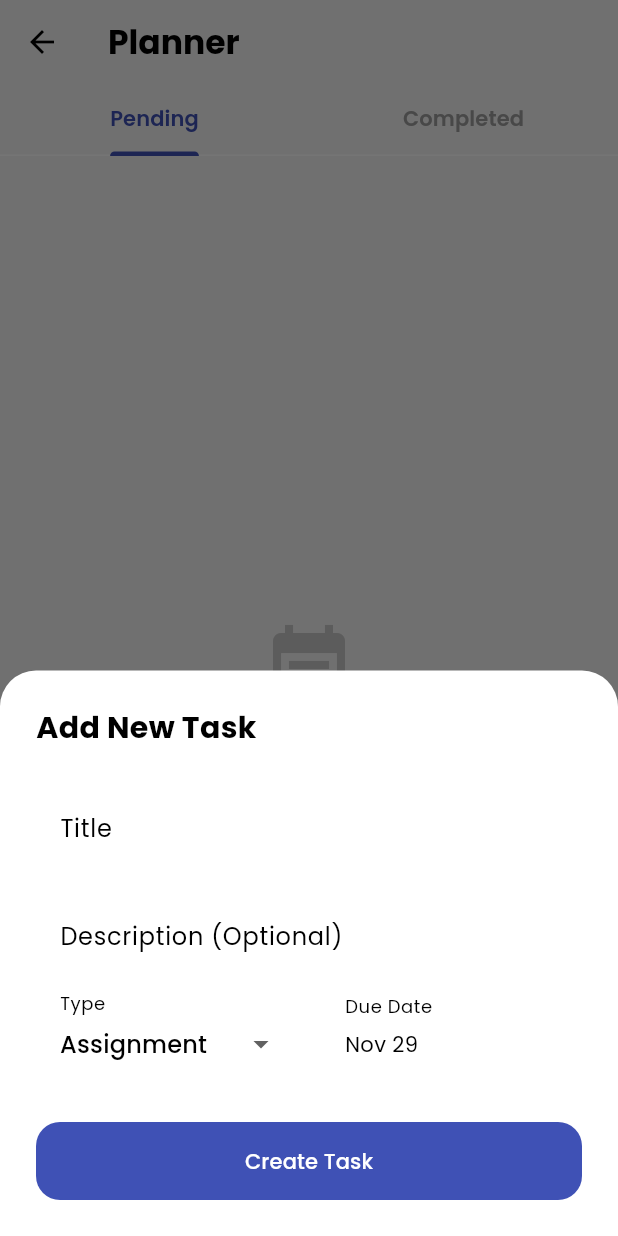
After one commit to itspriyanshhh/Attendance_Tracker_App, a Flutter app: the PlannerScreen screen opened directly, after a tap on "Add Task", on a phone screen of 412 x 824 dp. The commit adds this screen. Run offline on Flutter 3.47's test engine with Material 3 defaults, Android fonts, the phone set to English and light mode, and no system bars; our stand-ins replace cloud_firestore, firebase_auth, firebase_core, firebase_messaging, fl_chart, flutter_local_notifications and 9 more; missing offline and left inert: home_widget, razorpay_flutter; accounts and stored records are empty.

Commit message:
added planner in the app

```diff
--- /dev/null
+++ b/lib/models/planner_item.dart
@@ -0,0 +1,42 @@
+class PlannerItem {
+  String? id;
+  String title;
+  String? subjectId; // Optional link to a subject
+  String description;
+  DateTime date;
+  String type; // 'Assignment' or 'Exam'
+  bool isCompleted;
+
+  PlannerItem({
+    this.id,
+    required this.title,
+    this.subjectId,
+    this.description = '',
+    required this.date,
+    required this.type,
+    this.isCompleted = false,
+  });
+
+  Map<String, dynamic> toMap() {
+    return {
+      'title': title,
+      'subjectId': subjectId,
+      'description': description,
+      'date': date.toIso8601String(),
+      'type': type,
+      'isCompleted': isCompleted,
+    };
+  }
+
+  factory PlannerItem.fromMap(Map<String, dynamic> map) {
+    return PlannerItem(
+      id: map['id'],
+      title: map['title'] ?? '',
+      subjectId: map['subjectId'],
+      description: map['description'] ?? '',
+      date: DateTime.parse(map['date']),
+      type: map['type'] ?? 'Assignment',
+      isCompleted: map['isCompleted'] ?? false,
+    );
+  }
+}
--- /dev/null
+++ b/lib/screens/planner_screen.dart
@@ -0,0 +1,392 @@
+import 'package:attendance_management/models/planner_item.dart';
+import 'package:attendance_management/services/firestore_service.dart';
+import 'package:flutter/material.dart';
+import 'package:google_fonts/google_fonts.dart';
+import 'package:intl/intl.dart';
+
+class PlannerScreen extends StatefulWidget {
+  const PlannerScreen({super.key});
+
+  @override
+  State<PlannerScreen> createState() => _PlannerScreenState();
+}
+
+class _PlannerScreenState extends State<PlannerScreen>
+    with SingleTickerProviderStateMixin {
+  late TabController _tabController;
+  List<PlannerItem> _items = [];
+  bool _isLoading = true;
+
+  @override
+  void initState() {
+    super.initState();
+    _tabController = TabController(length: 2, vsync: this);
+    _loadItems();
+  }
+
+  Future<void> _loadItems() async {
+    setState(() => _isLoading = true);
+    try {
+      final items = await FirestoreService.instance.getPlannerItems();
+      setState(() {
+        _items = items;
+        _isLoading = false;
+      });
+    } catch (e) {
+      setState(() => _isLoading = false);
+      ScaffoldMessenger.of(
+        context,
+      ).showSnackBar(SnackBar(content: Text('Failed to load items: $e')));
+    }
+  }
+
+  @override
+  Widget build(BuildContext context) {
+    final theme = Theme.of(context);
+    final colorScheme = theme.colorScheme;
+
+    return Scaffold(
+      appBar: AppBar(
+        title: Text(
+          'Planner',
+          style: GoogleFonts.poppins(fontWeight: FontWeight.bold),
+        ),
+        bottom: TabBar(
+          controller: _tabController,
+          labelStyle: GoogleFonts.poppins(fontWeight: FontWeight.w600),
+          indicatorColor: colorScheme.primary,
+          labelColor: colorScheme.primary,
+          unselectedLabelColor: Colors.grey,
+          tabs: const [
+            Tab(text: 'Pending'),
+            Tab(text: 'Completed'),
+          ],
+        ),
+      ),
+      body: _isLoading
+          ? const Center(child: CircularProgressIndicator())
+          : TabBarView(
+              controller: _tabController,
+              children: [
+                _buildList(completed: false),
+                _buildList(completed: true),
+              ],
+            ),
+      floatingActionButton: FloatingActionButton.extended(
+        onPressed: () => _showAddEditDialog(),
+        label: Text('Add Task', style: GoogleFonts.poppins()),
+        icon: const Icon(Icons.add),
+      ),
+    );
+  }
+
+  Widget _buildList({required bool completed}) {
+    final filteredItems =
+        _items.where((i) => i.isCompleted == completed).toList()
+          ..sort((a, b) => a.date.compareTo(b.date));
+
+    if (filteredItems.isEmpty) {
+      return Center(
+        child: Column(
+          mainAxisAlignment: MainAxisAlignment.center,
+          children: [
+            Icon(
+              completed ? Icons.task_alt : Icons.event_note,
+              size: 64,
+              color: Colors.grey.withOpacity(0.5),
+            ),
+            const SizedBox(height: 16),
+            Text(
+              completed ? 'No completed tasks' : 'No pending tasks',
+              style: GoogleFonts.poppins(color: Colors.grey),
+            ),
+          ],
+        ),
+      );
+    }
+
+    return ListView.builder(
+      padding: const EdgeInsets.all(16),
+      itemCount: filteredItems.length,
+      itemBuilder: (context, index) {
+        final item = filteredItems[index];
+        final isOverdue =
+            !item.isCompleted &&
+            item.date.isBefore(
+              DateTime.now().subtract(const Duration(days: 1)),
+            );
+
+        return Card(
+          margin: const EdgeInsets.only(bottom: 12),
+          shape: RoundedRectangleBorder(
+            borderRadius: BorderRadius.circular(16),
+          ),
+          child: ListTile(
+            contentPadding: const EdgeInsets.symmetric(
+              horizontal: 16,
+              vertical: 8,
+            ),
+            leading: Checkbox(
+              value: item.isCompleted,
+              activeColor: Theme.of(context).colorScheme.primary,
+              onChanged: (val) async {
+                if (val == null) return;
+                item.isCompleted = val;
+                await FirestoreService.instance.updatePlannerItem(item);
+                _loadItems();
+              },
+            ),
+            title: Text(
+              item.title,
+              style: GoogleFonts.poppins(
+                fontWeight: FontWeight.w600,
+                decoration: item.isCompleted
+                    ? TextDecoration.lineThrough
+                    : null,
+              ),
+            ),
+            subtitle: Column(
+              crossAxisAlignment: CrossAxisAlignment.start,
+              children: [
+                if (item.description.isNotEmpty)
+                  Text(
+                    item.description,
+                    style: GoogleFonts.poppins(fontSize: 12),
+                    maxLines: 1,
+                    overflow: TextOverflow.ellipsis,
+                  ),
+                const SizedBox(height: 4),
+                Row(
+                  children: [
+                    Container(
+                      padding: const EdgeInsets.symmetric(
+                        horizontal: 8,
+                        vertical: 2,
+                      ),
+                      decoration: BoxDecoration(
+                        color: item.type == 'Exam'
+                            ? Colors.red.withOpacity(0.1)
+                            : Colors.blue.withOpacity(0.1),
+                        borderRadius: BorderRadius.circular(8),
+                      ),
+                      child: Text(
+                        item.type,
+                        style: GoogleFonts.poppins(
+                          fontSize: 10,
+                          color: item.type == 'Exam' ? Colors.red : Colors.blue,
+                          fontWeight: FontWeight.w500,
+                        ),
+                      ),
+                    ),
+                    const SizedBox(width: 8),
+                    Text(
+                      DateFormat('MMM d, y').format(item.date),
+                      style: GoogleFonts.poppins(
+                        fontSize: 12,
+                        color: isOverdue ? Colors.red : Colors.grey,
+                        fontWeight: isOverdue
+                            ? FontWeight.bold
+                            : FontWeight.normal,
+                      ),
+                    ),
+                    if (isOverdue) ...[
+                      const SizedBox(width: 4),
+                      const Icon(
+                        Icons.warning_amber_rounded,
+                        size: 14,
+                        color: Colors.red,
+                      ),
+                    ],
+                  ],
+                ),
+              ],
+            ),
+            trailing: IconButton(
+              icon: const Icon(Icons.delete_outline, color: Colors.grey),
+              onPressed: () async {
+                final confirm = await showDialog<bool>(
+                  context: context,
+                  builder: (ctx) => AlertDialog(
+                    title: const Text('Delete Task?'),
+                    content: const Text('This cannot be undone.'),
+                    actions: [
+                      TextButton(
+                        onPressed: () => Navigator.pop(ctx, false),
+                        child: const Text('Cancel'),
+                      ),
+                      TextButton(
+                        onPressed: () => Navigator.pop(ctx, true),
+                        child: const Text(
+                          'Delete',
+                          style: TextStyle(color: Colors.red),
+                        ),
+                      ),
+                    ],
+                  ),
+                );
+
+                if (confirm == true && item.id != null) {
+                  await FirestoreService.instance.deletePlannerItem(item.id!);
+                  _loadItems();
+                }
+              },
+            ),
+            onTap: () => _showAddEditDialog(item: item),
+          ),
+        );
+      },
+    );
+  }
+
+  Future<void> _showAddEditDialog({PlannerItem? item}) async {
+    final _formKey = GlobalKey<FormState>();
+    String title = item?.title ?? '';
+    String description = item?.description ?? '';
+    String type = item?.type ?? 'Assignment';
+    DateTime date = item?.date ?? DateTime.now();
+
+    await showModalBottomSheet(
+      context: context,
+      isScrollControlled: true,
+      shape: const RoundedRectangleBorder(
+        borderRadius: BorderRadius.vertical(top: Radius.circular(24)),
+      ),
+      builder: (ctx) => Padding(
+        padding: EdgeInsets.only(
+          bottom: MediaQuery.of(ctx).viewInsets.bottom,
+          left: 24,
+          right: 24,
+          top: 24,
+        ),
+        child: Form(
+          key: _formKey,
+          child: Column(
+            mainAxisSize: MainAxisSize.min,
+            crossAxisAlignment: CrossAxisAlignment.start,
+            children: [
+              Text(
+                item == null ? 'Add New Task' : 'Edit Task',
+                style: GoogleFonts.poppins(
+                  fontSize: 20,
+                  fontWeight: FontWeight.bold,
+                ),
+              ),
+              const SizedBox(height: 24),
+              TextFormField(
+                initialValue: title,
+                decoration: InputDecoration(
+                  labelText: 'Title',
+                  border: OutlineInputBorder(
+                    borderRadius: BorderRadius.circular(12),
+                  ),
+                ),
+                validator: (v) => v?.isEmpty == true ? 'Required' : null,
+                onSaved: (v) => title = v ?? '',
+              ),
+              const SizedBox(height: 16),
+              TextFormField(
+                initialValue: description,
+                decoration: InputDecoration(
+                  labelText: 'Description (Optional)',
+                  border: OutlineInputBorder(
+                    borderRadius: BorderRadius.circular(12),
+                  ),
+                ),
+                onSaved: (v) => description = v ?? '',
+              ),
+              const SizedBox(height: 16),
+              Row(
+                children: [
+                  Expanded(
+                    child: DropdownButtonFormField<String>(
+                      value: type,
+                      decoration: InputDecoration(
+                        labelText: 'Type',
+                        border: OutlineInputBorder(
+                          borderRadius: BorderRadius.circular(12),
+                        ),
+                      ),
+                      items: ['Assignment', 'Exam']
+                          .map(
+                            (t) => DropdownMenuItem(value: t, child: Text(t)),
+                          )
+                          .toList(),
+                      onChanged: (v) => type = v!,
+                    ),
+                  ),
+                  const SizedBox(width: 16),
+                  Expanded(
+                    child: InkWell(
+                      onTap: () async {
+                        final picked = await showDatePicker(
+                          context: context,
+                          initialDate: date,
+                          firstDate: DateTime.now().subtract(
+                            const Duration(days: 365),
+                          ),
+                          lastDate: DateTime.now().add(
+                            const Duration(days: 365),
+                          ),
+                        );
+                        if (picked != null) {
+                          // keep logic simple for now
+                          date = picked;
+                        }
+                      },
+                      child: InputDecorator(
+                        decoration: InputDecoration(
+                          labelText: 'Due Date',
+                          border: OutlineInputBorder(
+                            borderRadius: BorderRadius.circular(12),
+                          ),
+                        ),
+                        child: Text(DateFormat('MMM d').format(date)),
+                      ),
+                    ),
+                  ),
+                ],
+              ),
+              const SizedBox(height: 24),
+              SizedBox(
+                width: double.infinity,
+                child: FilledButton(
+                  onPressed: () async {
+                    if (_formKey.currentState!.validate()) {
+                      _formKey.currentState!.save();
+                      final newItem = PlannerItem(
+                        id: item?.id,
+                        title: title,
+                        description: description,
+                        type: type,
+                        date: date,
+                        isCompleted: item?.isCompleted ?? false,
+                      );
+
+                      if (item == null) {
+                        await FirestoreService.instance.addPlannerItem(newItem);
+                      } else {
+                        await FirestoreService.instance.updatePlannerItem(
+                          newItem,
+                        );
+                      }
+                      Navigator.pop(ctx);
+                      _loadItems();
+                    }
+                  },
+                  style: FilledButton.styleFrom(
+                    padding: const EdgeInsets.symmetric(vertical: 16),
+                    shape: RoundedRectangleBorder(
+                      borderRadius: BorderRadius.circular(16),
+                    ),
+                  ),
+                  child: Text(item == null ? 'Create Task' : 'Save Changes'),
+                ),
+              ),
+              const SizedBox(height: 24),
+            ],
+          ),
+        ),
+      ),
+    );
+  }
+}
--- a/lib/services/firestore_service.dart
+++ b/lib/services/firestore_service.dart
@@ -1,3 +1,4 @@
+import 'package:attendance_management/models/planner_item.dart';
 import 'package:attendance_management/models/subject.dart';
 import 'package:cloud_firestore/cloud_firestore.dart';
 import 'package:firebase_auth/firebase_auth.dart';
@@ -149,6 +150,40 @@ class FirestoreService {
     await _recordsCollection().doc(id).delete();
   }
 
+  CollectionReference _plannerCollection() {
+    final userId = FirebaseAuth.instance.currentUser?.uid;
+    if (userId == null) throw Exception('User not authenticated');
+    return _firestore
+        .collection('users')
+        .doc(userId)
+        .collection('planner_items');
+  }
+
+  Future<List<PlannerItem>> getPlannerItems() async {
+    QuerySnapshot snapshot = await _plannerCollection().get();
+    return snapshot.docs
+        .map(
+          (doc) => PlannerItem.fromMap(
+            doc.data() as Map<String, dynamic>..['id'] = doc.id,
+          ),
+        )
+        .toList();
+  }
+
+  Future<void> addPlannerItem(PlannerItem item) async {
+    await _plannerCollection().add(item.toMap());
+  }
+
+  Future<void> updatePlannerItem(PlannerItem item) async {
+    if (item.id != null) {
+      await _plannerCollection().doc(item.id).update(item.toMap());
+    }
+  }
+
+  Future<void> deletePlannerItem(String id) async {
+    await _plannerCollection().doc(id).delete();
+  }
+
   Future<void> clearAllTimetables() async {
     final snapshot = await _subjectsCollection().get();
     for (final doc in snapshot.docs) {
```
Also changed, not shown: lib/ui/main_nav.dart (+26 -11 lines).
